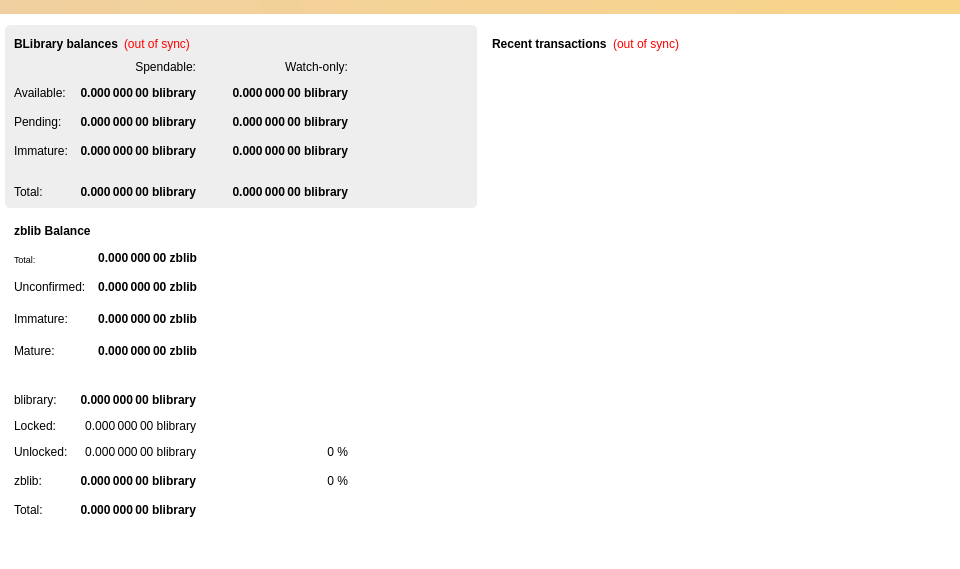
First picture: the form in src/qt/forms/overviewpage.ui, repository blockchain-library/BLibraryCore, before the edit.
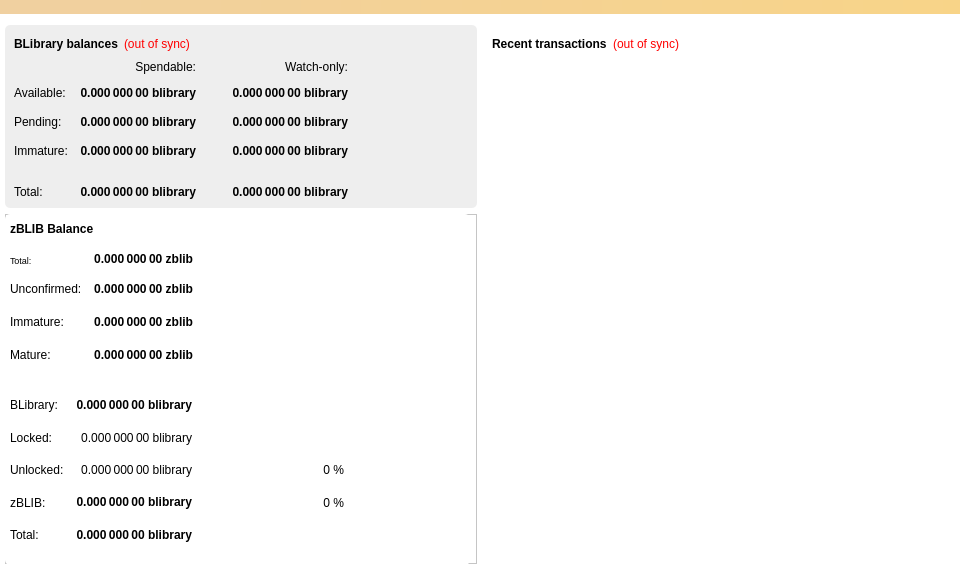
Second picture: the form after the edit.

Patch:
```diff
--- a/src/qt/forms/overviewpage.ui
+++ b/src/qt/forms/overviewpage.ui
@@ -455,7 +455,7 @@
           <enum>Qt::LeftToRight</enum>
          </property>
          <property name="styleSheet">
-          <string notr="true">border-radius: 5px;</string>
+          <string notr="true"/>
          </property>
          <property name="frameShape">
           <enum>QFrame::StyledPanel</enum>
@@ -925,6 +925,10 @@
             <height>201</height>
            </rect>
           </property>
+          <property name="styleSheet">
+           <string notr="true">border-radius: 5px;
+background-color: #fff;</string>
+          </property>
           <property name="frameShape">
            <enum>QFrame::StyledPanel</enum>
           </property>
@@ -932,6 +936,18 @@
            <enum>QFrame::Raised</enum>
           </property>
           <layout class="QVBoxLayout" name="verticalLayout_5">
+           <property name="leftMargin">
+            <number>5</number>
+           </property>
+           <property name="topMargin">
+            <number>5</number>
+           </property>
+           <property name="rightMargin">
+            <number>5</number>
+           </property>
+           <property name="bottomMargin">
+            <number>5</number>
+           </property>
            <item>
             <layout class="QHBoxLayout" name="horizontalLayout_5" stretch="0">
              <item>
@@ -1062,7 +1078,7 @@
              <item row="1" column="0">
               <widget class="QLabel" name="labelBalanceTextz">
                <property name="text">
-                <string>blibrary:</string>
+                <string>&lt;html&gt;&lt;head/&gt;&lt;body&gt;&lt;p&gt;BLibrary:&lt;/p&gt;&lt;/body&gt;&lt;/html&gt;</string>
                </property>
               </widget>
              </item>
@@ -1097,7 +1113,7 @@
                 <string/>
                </property>
                <property name="text">
-                <string>zblib:</string>
+                <string>zBLIB:</string>
                </property>
               </widget>
              </item>
@@ -1183,19 +1199,6 @@
              </item>
             </layout>
            </item>
-           <item>
-            <spacer name="verticalSpacer">
-             <property name="orientation">
-              <enum>Qt::Vertical</enum>
-             </property>
-             <property name="sizeHint" stdset="0">
-              <size>
-               <width>20</width>
-               <height>40</height>
-              </size>
-             </property>
-            </spacer>
-           </item>
           </layout>
          </widget>
          <widget class="QFrame" name="frame_4">
@@ -1207,6 +1210,10 @@
             <height>171</height>
            </rect>
           </property>
+          <property name="styleSheet">
+           <string notr="true">border-radius: 5px;
+background-color: #fff;</string>
+          </property>
           <property name="frameShape">
            <enum>QFrame::StyledPanel</enum>
           </property>
@@ -1214,6 +1221,18 @@
            <enum>QFrame::Raised</enum>
           </property>
           <layout class="QVBoxLayout" name="verticalLayout_7">
+           <property name="leftMargin">
+            <number>5</number>
+           </property>
+           <property name="topMargin">
+            <number>5</number>
+           </property>
+           <property name="rightMargin">
+            <number>5</number>
+           </property>
+           <property name="bottomMargin">
+            <number>5</number>
+           </property>
            <item>
             <layout class="QHBoxLayout" name="horizontalLayout_8" stretch="0">
              <item>
@@ -1231,7 +1250,7 @@
                 </font>
                </property>
                <property name="text">
-                <string>zblib Balance</string>
+                <string>zBLIB Balance</string>
                </property>
               </widget>
              </item>
```
Left out of the diff: 202 changed lines with no effect on the pictures.
